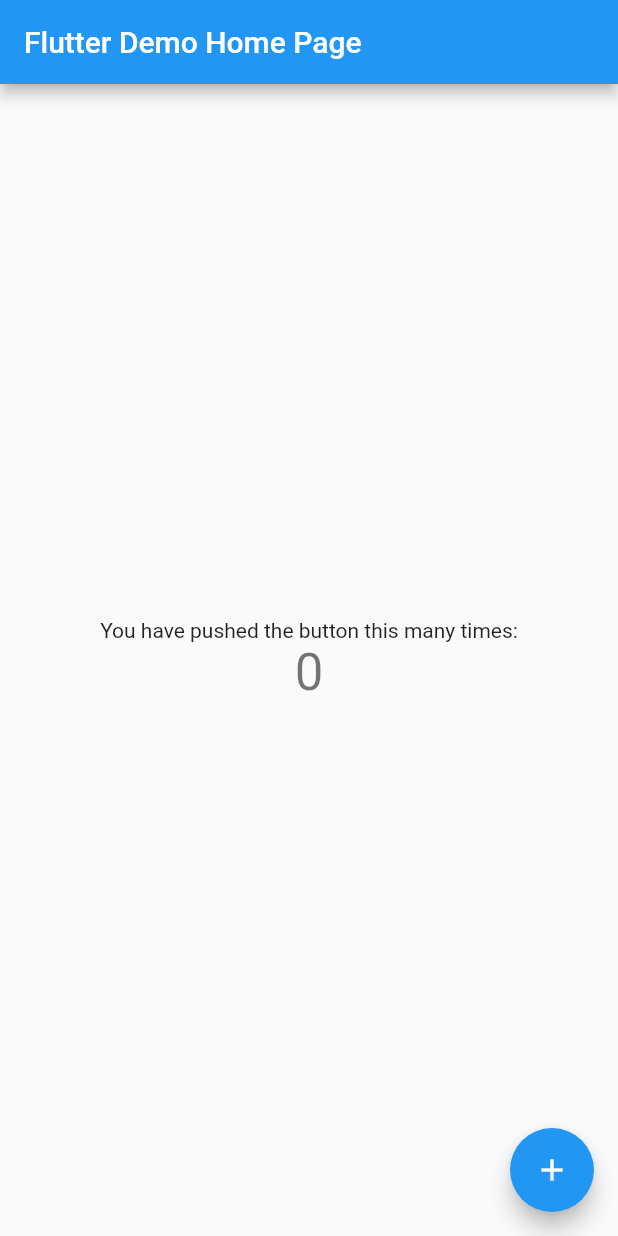
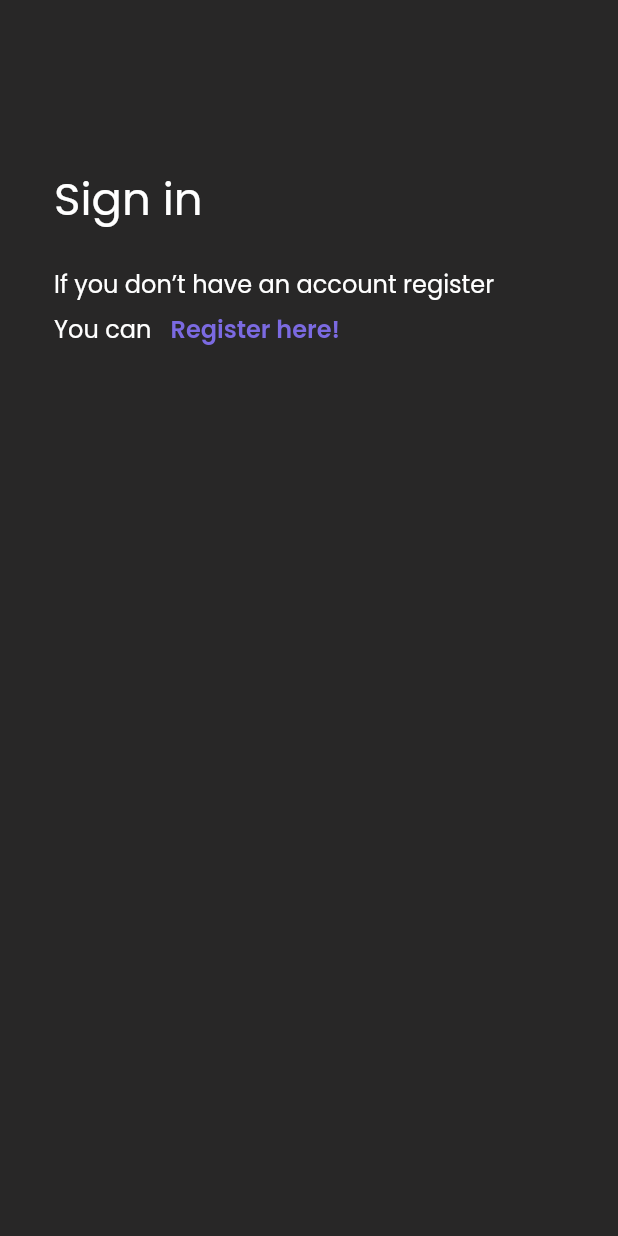
Before and after one commit to ardhanurfan/Gen-S, a Flutter app: the screen it shows after launch, on a phone screen of 412 x 824 dp. Run offline on Flutter 3.47's test engine with Material 2 defaults, Android fonts, the phone set to English and light mode, and no system bars; our stand-ins replace google_fonts.

Commit message:
nyicil sign in, theme

```diff
--- a/lib/main.dart
+++ b/lib/main.dart
@@ -1,4 +1,5 @@
 import 'package:flutter/material.dart';
+import 'package:music_player/sign_in_page.dart';
 
 void main() {
   runApp(const MyApp());
@@ -10,106 +11,9 @@ class MyApp extends StatelessWidget {
   // This widget is the root of your application.
   @override
   Widget build(BuildContext context) {
-    return MaterialApp(
-      title: 'Flutter Demo',
-      theme: ThemeData(
-        // This is the theme of your application.
-        //
-        // Try running your application with "flutter run". You'll see the
-        // application has a blue toolbar. Then, without quitting the app, try
-        // changing the primarySwatch below to Colors.green and then invoke
-        // "hot reload" (press "r" in the console where you ran "flutter run",
-        // or simply save your changes to "hot reload" in a Flutter IDE).
-        // Notice that the counter didn't reset back to zero; the application
-        // is not restarted.
-        primarySwatch: Colors.blue,
-      ),
-      home: const MyHomePage(title: 'Flutter Demo Home Page'),
+    return const MaterialApp(
+      debugShowCheckedModeBanner: false,
+      home: SignInPage(),
     );
   }
 }
-
-class MyHomePage extends StatefulWidget {
-  const MyHomePage({super.key, required this.title});
-
-  // This widget is the home page of your application. It is stateful, meaning
-  // that it has a State object (defined below) that contains fields that affect
-  // how it looks.
-
-  // This class is the configuration for the state. It holds the values (in this
-  // case the title) provided by the parent (in this case the App widget) and
-  // used by the build method of the State. Fields in a Widget subclass are
-  // always marked "final".
-
-  final String title;
-
-  @override
-  State<MyHomePage> createState() => _MyHomePageState();
-}
-
-class _MyHomePageState extends State<MyHomePage> {
-  int _counter = 0;
-
-  void _incrementCounter() {
-    setState(() {
-      // This call to setState tells the Flutter framework that something has
-      // changed in this State, which causes it to rerun the build method below
-      // so that the display can reflect the updated values. If we changed
-      // _counter without calling setState(), then the build method would not be
-      // called again, and so nothing would appear to happen.
-      _counter++;
-    });
-  }
-
-  @override
-  Widget build(BuildContext context) {
-    // This method is rerun every time setState is called, for instance as done
-    // by the _incrementCounter method above.
-    //
-    // The Flutter framework has been optimized to make rerunning build methods
-    // fast, so that you can just rebuild anything that needs updating rather
-    // than having to individually change instances of widgets.
-    return Scaffold(
-      appBar: AppBar(
-        // Here we take the value from the MyHomePage object that was created by
-        // the App.build method, and use it to set our appbar title.
-        title: Text(widget.title),
-      ),
-      body: Center(
-        // Center is a layout widget. It takes a single child and positions it
-        // in the middle of the parent.
-        child: Column(
-          // Column is also a layout widget. It takes a list of children and
-          // arranges them vertically. By default, it sizes itself to fit its
-          // children horizontally, and tries to be as tall as its parent.
-          //
-          // Invoke "debug painting" (press "p" in the console, choose the
-          // "Toggle Debug Paint" action from the Flutter Inspector in Android
-          // Studio, or the "Toggle Debug Paint" command in Visual Studio Code)
-          // to see the wireframe for each widget.
-          //
-          // Column has various properties to control how it sizes itself and
-          // how it positions its children. Here we use mainAxisAlignment to
-          // center the children vertically; the main axis here is the vertical
-          // axis because Columns are vertical (the cross axis would be
-          // horizontal).
-          mainAxisAlignment: MainAxisAlignment.center,
-          children: <Widget>[
-            const Text(
-              'You have pushed the button this many times:',
-            ),
-            Text(
-              '$_counter',
-              style: Theme.of(context).textTheme.headline4,
-            ),
-          ],
-        ),
-      ),
-      floatingActionButton: FloatingActionButton(
-        onPressed: _incrementCounter,
-        tooltip: 'Increment',
-        child: const Icon(Icons.add),
-      ), // This trailing comma makes auto-formatting nicer for build methods.
-    );
-  }
-}
--- /dev/null
+++ b/lib/shared/theme.dart
@@ -0,0 +1,18 @@
+import 'package:flutter/material.dart';
+import 'package:google_fonts/google_fonts.dart';
+
+double defaultRadius = 12.0;
+double defaultMargin = 30.0;
+
+Color backgroundColor = const Color(0xff282727);
+Color primaryColor = const Color(0xffFFFFFF);
+Color secondaryColor = const Color(0xff7B6AE1);
+
+TextStyle primaryColorText = GoogleFonts.poppins(color: primaryColor);
+TextStyle secondaryColorText = GoogleFonts.poppins(color: secondaryColor);
+
+FontWeight light = FontWeight.w300;
+FontWeight regular = FontWeight.w400;
+FontWeight medium = FontWeight.w500;
+FontWeight semibold = FontWeight.w600;
+FontWeight bold = FontWeight.w700;
--- /dev/null
+++ b/lib/sign_in_page.dart
@@ -0,0 +1,56 @@
+import 'package:flutter/material.dart';
+import 'package:music_player/shared/theme.dart';
+
+class SignInPage extends StatelessWidget {
+  const SignInPage({super.key});
+
+  @override
+  Widget build(BuildContext context) {
+    Widget header() {
+      return Container(
+        padding: const EdgeInsets.only(top: 110, left: 36),
+        child: Column(
+          crossAxisAlignment: CrossAxisAlignment.start,
+          children: [
+            Text(
+              "Sign in",
+              style: primaryColorText.copyWith(fontSize: 30),
+            ),
+            const SizedBox(
+              height: 22,
+            ),
+            Text(
+              "If you don’t have an account register",
+              style: primaryColorText.copyWith(fontSize: 16),
+            ),
+            const SizedBox(
+              height: 6,
+            ),
+            Row(
+              children: [
+                Text(
+                  "You can   ",
+                  style: primaryColorText.copyWith(fontSize: 16),
+                ),
+                Text(
+                  "Register here!",
+                  style: secondaryColorText.copyWith(
+                      fontSize: 16, fontWeight: semibold),
+                )
+              ],
+            )
+          ],
+        ),
+      );
+    }
+
+    return Scaffold(
+      backgroundColor: backgroundColor,
+      body: SafeArea(
+        child: ListView(
+          children: [header()],
+        ),
+      ),
+    );
+  }
+}
```
Also changed, not shown: pubspec.yaml (+4 -12 lines), pubspec.lock, 1 other file.
